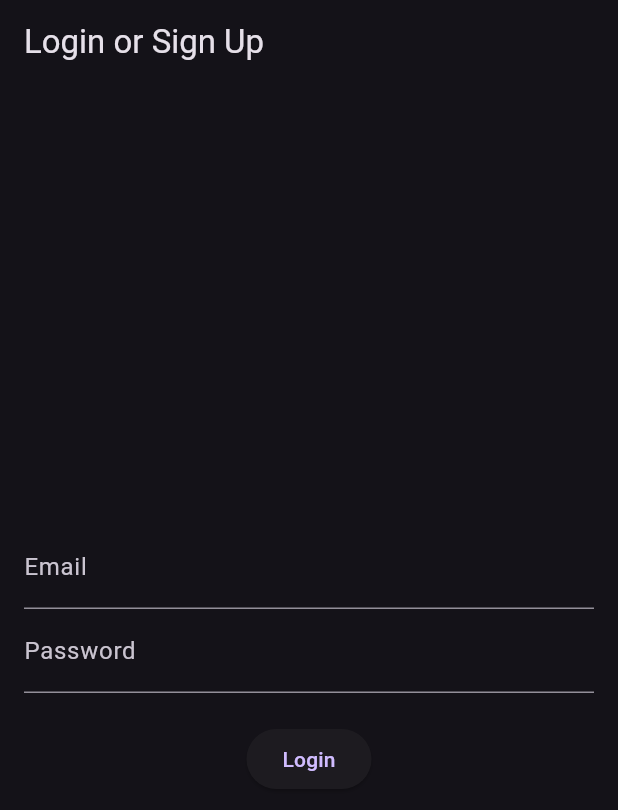
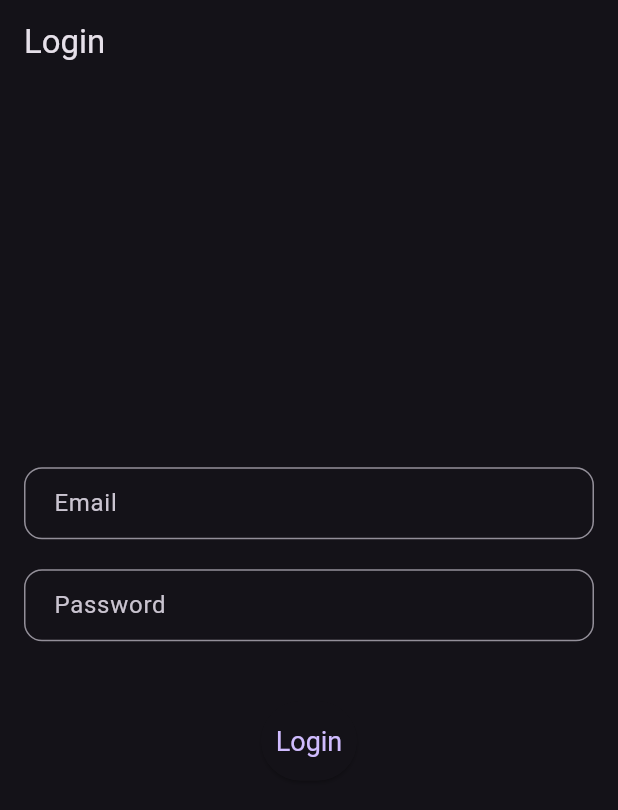
Before and after one commit to etheetla1/Personal_financeProject, a Flutter app: the screen it shows after launch, on a phone screen of 412 x 824 dp. Shown: the top 810 px of the screen. Run offline on Flutter 3.47's test engine with Material 3 defaults, Android fonts, the phone set to English and light mode, and no system bars; our stand-ins replace sqflite; accounts and stored records are empty.

Commit message:
Navigation to settings and enhance login signup screen with better ui

```diff
--- a/lib/main.dart
+++ b/lib/main.dart
@@ -1,3 +1,6 @@
+import 'package:expanse_management/screens/budget_screen.dart';
+import 'package:expanse_management/screens/income_expense_screen.dart';
+import 'package:expanse_management/screens/savings_goal_screen.dart';
 import 'package:flutter/material.dart';
 import 'screens/login_signup.dart';
 import 'screens/dashboard_screen.dart';
@@ -22,6 +25,9 @@ class FinanceManagerApp extends StatelessWidget {
         '/': (context) => LoginSignupScreen(), // Initial route
         '/dashboard': (context) => DashboardScreen(),
         '/profile_settings': (context) => ProfileSettingsScreen(),
+        '/budget': (context) => BudgetScreen(),
+        '/income_expense': (context) => IncomeExpenseScreen(),
+        '/savings_goal': (context) => SavingsGoalScreen(),
       },
     );
   }
--- a/lib/screens/dashboard_screen.dart
+++ b/lib/screens/dashboard_screen.dart
@@ -7,6 +7,15 @@ class DashboardScreen extends StatelessWidget {
       appBar: AppBar(
         title: Text("Dashboard"),
         elevation: 4,
+        actions: [
+          IconButton(
+            icon: Icon(Icons.settings),
+            onPressed: () {
+              Navigator.pushNamed(context,
+                  '/profile_settings'); // Navigates to the settings screen
+            },
+          ),
+        ],
       ),
       body: Padding(
         padding:
--- a/lib/screens/login_signup.dart
+++ b/lib/screens/login_signup.dart
@@ -1,35 +1,83 @@
 import 'package:flutter/material.dart';
-import 'dashboard_screen.dart';
 
-class LoginSignupScreen extends StatelessWidget {
+class LoginSignupScreen extends StatefulWidget {
+  @override
+  _LoginSignupScreenState createState() => _LoginSignupScreenState();
+}
+
+class _LoginSignupScreenState extends State<LoginSignupScreen> {
+  bool isLogin = true;
+
+  // Toggle between login and signup forms
+  void toggleForm() {
+    setState(() {
+      isLogin = !isLogin;
+    });
+  }
+
   @override
   Widget build(BuildContext context) {
     return Scaffold(
-      appBar: AppBar(title: Text("Login or Sign Up")),
+      appBar: AppBar(
+        title: Text(isLogin ? "Login" : "Sign Up"),
+      ),
       body: Padding(
         padding: const EdgeInsets.all(16.0),
         child: Column(
           mainAxisAlignment: MainAxisAlignment.center,
           children: [
-            TextField(
-              decoration: InputDecoration(labelText: "Email"),
-            ),
-            TextField(
-              decoration: InputDecoration(labelText: "Password"),
-              obscureText: true,
-            ),
+            // Email field
+            _buildTextField("Email", false),
             SizedBox(height: 20),
+
+            // Password field
+            _buildTextField("Password", true),
+            SizedBox(height: 20),
+
+            // If in signup mode, show confirm password field
+            if (!isLogin) _buildTextField("Confirm Password", true),
+            SizedBox(height: 20),
+
+            // Login or Sign up button
             ElevatedButton(
               onPressed: () {
-                // Handle Login and navigate to Dashboard
-                Navigator.pushReplacement(context,
-                    MaterialPageRoute(builder: (context) => DashboardScreen()));
+                // Handle login or signup logic
               },
-              child: Text("Login"),
+              child: Text(isLogin ? "Login" : "Sign Up"),
+              style: ElevatedButton.styleFrom(
+                padding: EdgeInsets.symmetric(vertical: 16.0),
+                textStyle: TextStyle(fontSize: 18),
+                backgroundColor: Theme.of(context).primaryColor,
+              ),
+            ),
+
+            // Toggle between Login and Signup
+            TextButton(
+              onPressed: toggleForm,
+              child: Text(
+                isLogin
+                    ? "Don't have an account? Sign Up"
+                    : "Already have an account? Login",
+                style: TextStyle(color: Theme.of(context).primaryColor),
+              ),
             ),
           ],
         ),
       ),
     );
   }
+
+  // A reusable method for building text fields
+  Widget _buildTextField(String hint, bool isPassword) {
+    return TextField(
+      obscureText: isPassword,
+      decoration: InputDecoration(
+        hintText: hint,
+        border: OutlineInputBorder(
+          borderRadius: BorderRadius.circular(12),
+        ),
+        contentPadding: EdgeInsets.symmetric(horizontal: 16.0),
+      ),
+    );
+  }
 }
```
